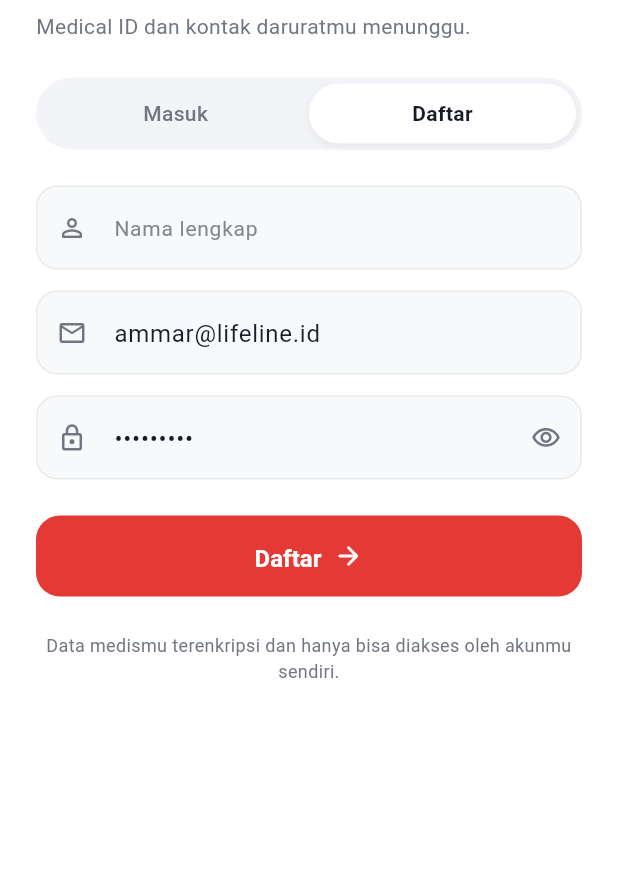
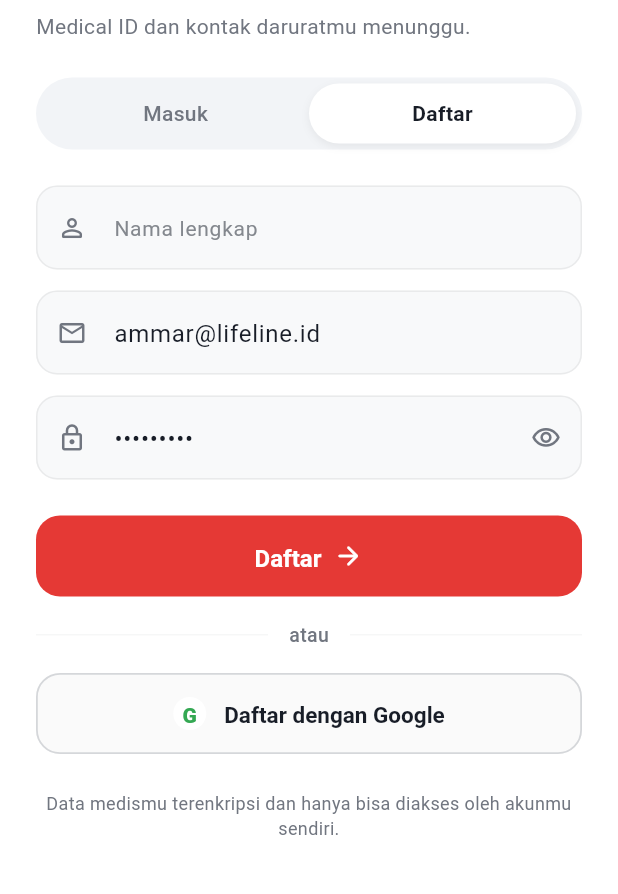
Before and after one commit to ardyandaammar-maker/vibe-coding---Lifeline, a Flutter app: the screen it shows after launch, after a tap on "Mulai sekarang", on a phone screen of 412 x 824 dp, the part 269-1163 px from its top. Run offline on Flutter 3.47's test engine with Material 3 defaults, Android fonts, the phone set to English and light mode, and no system bars; Roboto replaces fonts that are missing (Geist).

Commit message:
Add Google Sign-In option to AuthScreen

```diff
--- a/lib/screens/auth_screen.dart
+++ b/lib/screens/auth_screen.dart
@@ -113,6 +113,60 @@ class _AuthScreenState extends State<AuthScreen> {
         );
       }
     }
+  }
+
+  void _handleGoogleSignIn() {
+    const googleEmail = 'ammar.google@gmail.com';
+    const googleName = 'Ammar (Google)';
+
+    if (!UserStore().isEmailRegistered(googleEmail)) {
+      UserStore().registerAccount(
+        UserAccount(
+          name: googleName,
+          email: googleEmail,
+          password: 'google_oauth_token',
+        ),
+      );
+      UserStore().completeOnboarding(googleName);
+    }
+
+    ScaffoldMessenger.of(context).showSnackBar(
+      const SnackBar(
+        content: Text('✅ Berhasil masuk dengan akun Google!'),
+        backgroundColor: Color(0xFF079455),
+      ),
+    );
+
+    widget.onAuthSuccess(googleName);
+  }
+
+  Widget _buildGoogleLogo() {
+    return Container(
+      width: 22,
+      height: 22,
+      decoration: const BoxDecoration(
+        color: Colors.white,
+        shape: BoxShape.circle,
+      ),
+      child: Center(
+        child: Text(
+          'G',
+          style: TextStyle(
+            fontSize: 14,
+            fontWeight: FontWeight.w900,
+            foreground: Paint()
+              ..shader = const LinearGradient(
+                colors: [
+                  Color(0xFF4285F4),
+                  Color(0xFFEA4335),
+                  Color(0xFFFBBC05),
+                  Color(0xFF34A853),
+                ],
+              ).createShader(const Rect.fromLTWH(0, 0, 20, 20)),
+          ),
+        ),
+      ),
+    );
   }
 
   @override
@@ -410,6 +464,58 @@ class _AuthScreenState extends State<AuthScreen> {
                     ],
                   ),
                 ),
+                const SizedBox(height: LifelineSpacing.lg16),
+
+                // Divider
+                Row(
+                  children: [
+                    Expanded(child: Divider(color: tokens.borderPrimary.withValues(alpha: 0.4))),
+                    Padding(
+                      padding: const EdgeInsets.symmetric(horizontal: 14),
+                      child: Text(
+                        'atau',
+                        style: TextStyle(
+                          fontSize: 13,
+                          color: tokens.textTertiary,
+                          fontWeight: FontWeight.w500,
+                        ),
+                      ),
+                    ),
+                    Expanded(child: Divider(color: tokens.borderPrimary.withValues(alpha: 0.4))),
+                  ],
+                ),
+                const SizedBox(height: LifelineSpacing.lg16),
+
+                // Google Sign In Button
+                OutlinedButton(
+                  onPressed: _handleGoogleSignIn,
+                  style: OutlinedButton.styleFrom(
+                    backgroundColor: tokens.bgSecondary,
+                    foregroundColor: tokens.textPrimary,
+                    minimumSize: const Size(double.infinity, 54),
+                    side: BorderSide(color: tokens.borderSecondary, width: 1.2),
+                    shape: RoundedRectangleBorder(
+                      borderRadius: BorderRadius.circular(LifelineRadius.xl2),
+                    ),
+                  ),
+                  child: Row(
+                    mainAxisAlignment: MainAxisAlignment.center,
+                    children: [
+                      _buildGoogleLogo(),
+                      const SizedBox(width: 12),
+                      Text(
+                        _currentMode == AuthMode.signIn
+                            ? 'Masuk dengan Google'
+                            : 'Daftar dengan Google',
+                        style: TextStyle(
+                          fontSize: 15,
+                          fontWeight: FontWeight.w600,
+                          color: tokens.textPrimary,
+                        ),
+                      ),
+                    ],
+                  ),
+                ),
                 const SizedBox(height: LifelineSpacing.xl3),
 
                 // Footer Note
```
